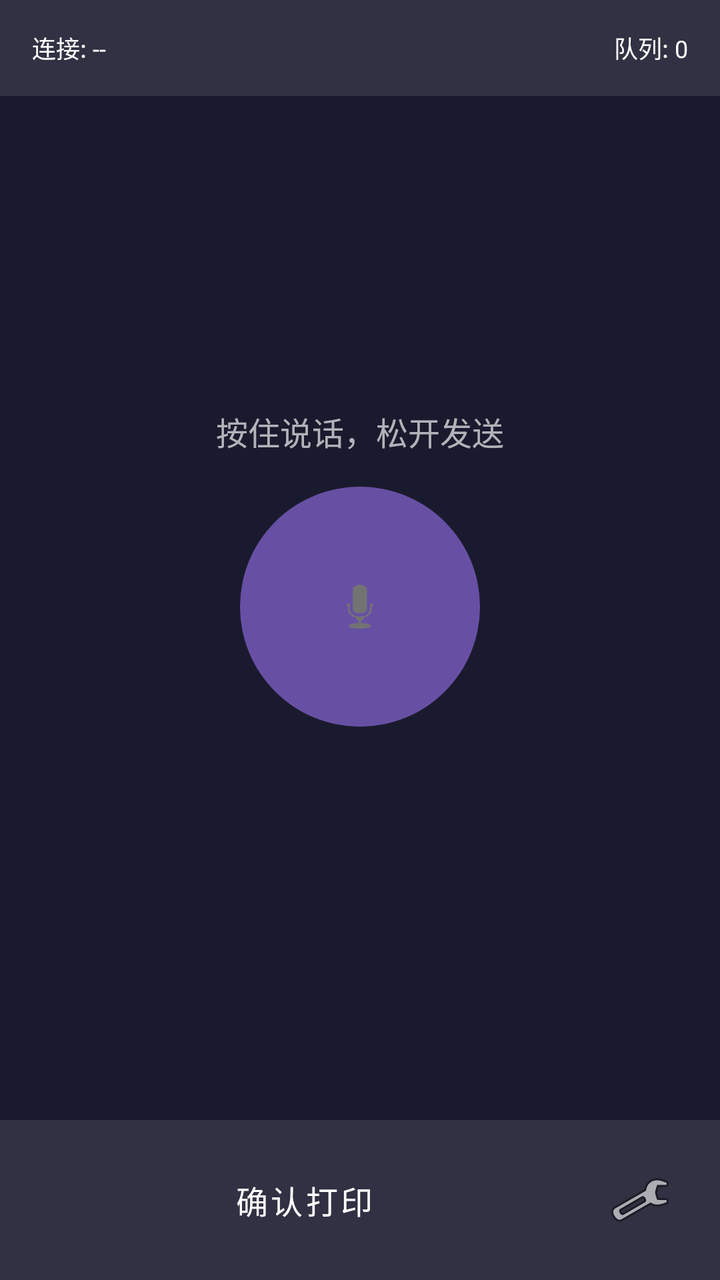
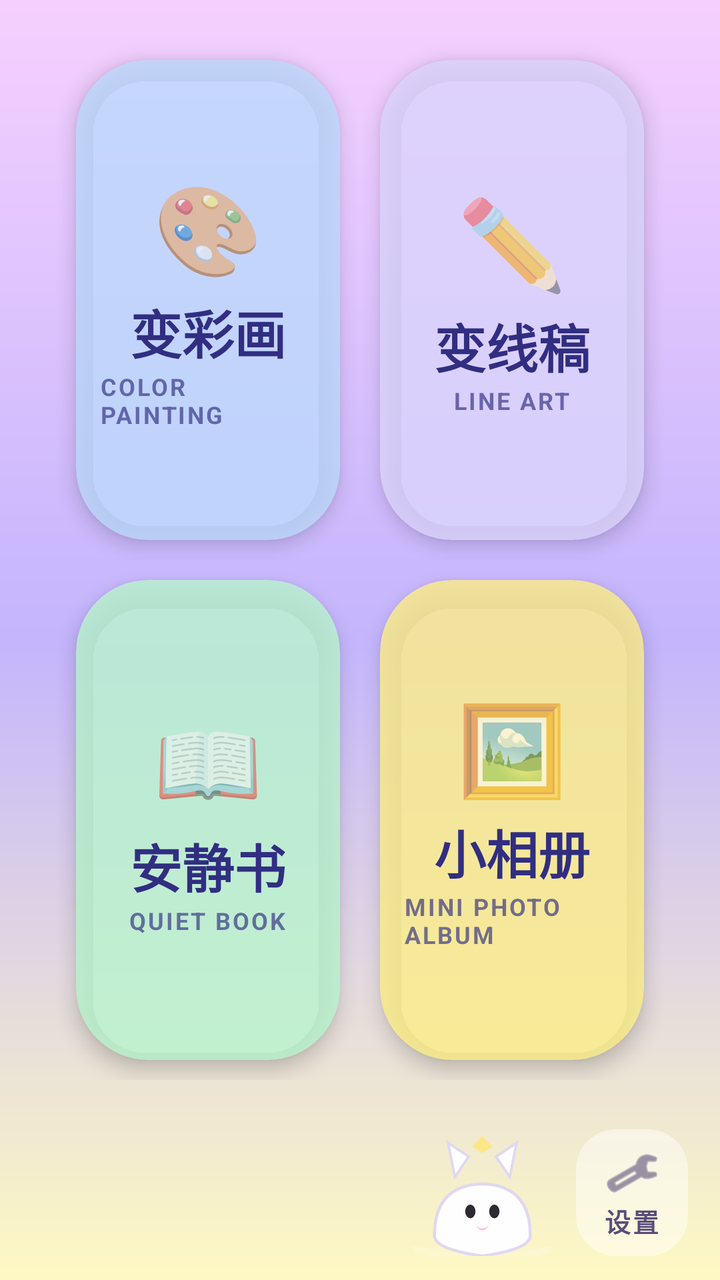

Two renders of the same Android screen: before a commit and after it. Below are the layout's source before the change and the commit's diff.
<!-- AndroidManifest.xml: application theme Theme.FancyPrint -->
<!-- res/layout/activity_main.xml -->
<?xml version="1.0" encoding="utf-8"?>
<FrameLayout
    xmlns:android="http://schemas.android.com/apk/res/android"
    android:layout_width="match_parent"
    android:layout_height="match_parent"
    android:keepScreenOn="true"
    android:background="#FF1A1A2E">

    
    <LinearLayout
        android:id="@+id/status_bar"
        android:layout_width="match_parent"
        android:layout_height="48dp"
        android:orientation="horizontal"
        android:gravity="center_vertical"
        android:paddingHorizontal="16dp"
        android:background="#1AFFFFFF">

        <TextView android:id="@+id/connection_status" android:layout_width="wrap_content" android:layout_height="wrap_content" android:text="连接: --" android:textColor="@android:color/white" android:textSize="12sp" />
        <Space android:layout_width="0dp" android:layout_height="1dp" android:layout_weight="1" />
        <TextView android:id="@+id/job_count" android:layout_width="wrap_content" android:layout_height="wrap_content" android:text="队列: 0" android:textColor="@android:color/white" android:textSize="12sp" />
    </LinearLayout>

    
    <LinearLayout
        android:id="@+id/voice_container"
        android:layout_width="match_parent"
        android:layout_height="match_parent"
        android:layout_marginTop="48dp"
        android:layout_marginBottom="80dp"
        android:orientation="vertical"
        android:gravity="center"
        android:visibility="visible">

        <TextView android:id="@+id/hint_text" android:layout_width="wrap_content" android:layout_height="wrap_content" android:text="按住说话，松开发送" android:textColor="#AAFFFFFF" android:textSize="16sp" android:layout_marginBottom="16dp" />
        <ImageButton android:id="@+id/ptt_button" android:layout_width="120dp" android:layout_height="120dp" android:src="@android:drawable/ic_btn_speak_now" android:background="@drawable/round_button_bg" android:contentDescription="@string/btn_ptt" android:scaleType="centerInside" android:padding="24dp" />
        <TextView android:id="@+id/status_text" android:layout_width="wrap_content" android:layout_height="wrap_content" android:text="" android:textColor="@android:color/white" android:textSize="18sp" android:layout_marginTop="16dp" />
    </LinearLayout>

    
    <LinearLayout
        android:id="@+id/generating_container"
        android:layout_width="match_parent"
        android:layout_height="match_parent"
        android:layout_marginTop="48dp"
        android:layout_marginBottom="80dp"
        android:orientation="vertical"
        android:gravity="center"
        android:visibility="gone">

        <ProgressBar android:id="@+id/generating_progress" style="?android:attr/progressBarStyleLarge" android:layout_width="64dp" android:layout_height="64dp" android:indeterminateTint="@android:color/holo_orange_light" />
        <TextView android:id="@+id/generating_text" android:layout_width="wrap_content" android:layout_height="wrap_content" android:text="🎨 AI 正在生成图片..." android:textColor="@android:color/white" android:textSize="18sp" android:layout_marginTop="16dp" />
        <Button android:id="@+id/cancel_gen_button" android:layout_width="120dp" android:layout_height="48dp" android:text="取消" android:textSize="16sp" android:layout_marginTop="24dp" />
    </LinearLayout>

    
    <FrameLayout
        android:id="@+id/preview_container"
        android:layout_width="match_parent"
        android:layout_height="match_parent"
        android:layout_marginTop="48dp"
        android:visibility="gone"
        android:background="#FF1A1A2E"
        android:elevation="4dp"
        android:clickable="true"
        android:focusable="true">

        <ImageView android:id="@+id/preview_image" android:layout_width="match_parent" android:layout_height="match_parent" android:scaleType="fitCenter" android:layout_margin="8dp" android:contentDescription="预览" />

        <TextView android:id="@+id/preview_transcript" android:layout_width="wrap_content" android:layout_height="wrap_content" android:textColor="#AAFFFFFF" android:textSize="14sp" android:layout_margin="8dp" android:layout_gravity="top|center_horizontal" android:background="#88000000" android:padding="4dp" />

        <LinearLayout android:layout_width="match_parent" android:layout_height="64dp" android:layout_gravity="bottom" android:orientation="horizontal" android:gravity="center" android:padding="8dp" android:background="#CC000000">
            <Button android:id="@+id/print_button" android:layout_width="0dp" android:layout_height="48dp" android:layout_weight="1" android:text="打印" android:textSize="16sp" android:layout_marginEnd="8dp" />
            <Button android:id="@+id/cancel_button" android:layout_width="0dp" android:layout_height="48dp" android:layout_weight="1" android:text="取消" android:textSize="16sp" />
        </LinearLayout>
    </FrameLayout>

    
    <LinearLayout
        android:id="@+id/bottom_bar"
        android:layout_width="match_parent"
        android:layout_height="80dp"
        android:layout_gravity="bottom"
        android:orientation="horizontal"
        android:gravity="center"
        android:padding="16dp"
        android:background="#1AFFFFFF">

        <Button android:id="@+id/print_confirm_button" style="@style/Widget.MaterialComponents.Button" android:layout_width="0dp" android:layout_height="48dp" android:layout_weight="1" android:layout_marginEnd="8dp" android:text="@string/btn_confirm" android:textSize="16sp" />
        <ImageButton android:id="@+id/settings_button" android:layout_width="48dp" android:layout_height="48dp" android:src="@android:drawable/ic_menu_manage" android:background="?attr/selectableItemBackgroundBorderless" android:contentDescription="@string/btn_settings" android:scaleType="centerInside" />
    </LinearLayout>

</FrameLayout>
<!-- resources referenced by this layout -->
<resources>
  <!-- drawable round_button_bg (drawable) -->
  <?xml version="1.0" encoding="utf-8"?>
  <selector xmlns:android="http://schemas.android.com/apk/res/android">
      <item android:state_pressed="true">
          <shape android:shape="oval">
              <solid android:color="#FF4A3B82" />
              <size android:width="120dp" android:height="120dp" />
          </shape>
      </item>
      <item>
          <shape android:shape="oval">
              <solid android:color="#FF6750A4" />
              <size android:width="120dp" android:height="120dp" />
          </shape>
      </item>
  </selector>
  <string name="btn_confirm">确认打印</string>
  <string name="btn_ptt">按住说话</string>
  <string name="btn_settings">设置</string>
  <!-- unchanged entries left out for length: 1 -->
</resources>

<!-- the commit's change to res/layout/activity_main.xml (unified diff, before → after) -->
@@ -1,6 +1,7 @@
 <?xml version="1.0" encoding="utf-8"?>
-<FrameLayout
-    xmlns:android="http://schemas.android.com/apk/res/android"
+
+<FrameLayout xmlns:android="http://schemas.android.com/apk/res/android"
+    xmlns:app="http://schemas.android.com/apk/res-auto"
     android:layout_width="match_parent"
     android:layout_height="match_parent"
     android:keepScreenOn="true"
@@ -13,12 +14,44 @@
         android:layout_height="48dp"
         android:orientation="horizontal"
         android:gravity="center_vertical"
-        android:paddingHorizontal="16dp"
+        android:paddingHorizontal="12dp"
+        android:visibility="gone"
         android:background="#1AFFFFFF">
 
-        <TextView android:id="@+id/connection_status" android:layout_width="wrap_content" android:layout_height="wrap_content" android:text="连接: --" android:textColor="@android:color/white" android:textSize="12sp" />
-        <Space android:layout_width="0dp" android:layout_height="1dp" android:layout_weight="1" />
-        <TextView android:id="@+id/job_count" android:layout_width="wrap_content" android:layout_height="wrap_content" android:text="队列: 0" android:textColor="@android:color/white" android:textSize="12sp" />
+        <Button
+            android:id="@+id/back_to_launcher"
+            style="@style/Widget.AppCompat.Button.Borderless"
+            android:layout_width="wrap_content"
+            android:layout_height="wrap_content"
+            android:minHeight="0dp"
+            android:minWidth="0dp"
+            android:paddingHorizontal="8dp"
+            android:paddingVertical="4dp"
+            android:text="@string/btn_home_back"
+            android:textAllCaps="false"
+            android:textColor="@android:color/white"
+            android:textSize="14sp" />
+
+        <TextView
+            android:id="@+id/connection_status"
+            android:layout_width="wrap_content"
+            android:layout_height="wrap_content"
+            android:text="连接: --"
+            android:textColor="@android:color/white"
+            android:textSize="12sp" />
+
+        <Space
+            android:layout_width="0dp"
+            android:layout_height="1dp"
+            android:layout_weight="1" />
+
+        <TextView
+            android:id="@+id/job_count"
+            android:layout_width="wrap_content"
+            android:layout_height="wrap_content"
+            android:text="队列: 0"
+            android:textColor="@android:color/white"
+            android:textSize="12sp" />
     </LinearLayout>
 
     
@@ -30,11 +63,35 @@
         android:layout_marginBottom="80dp"
         android:orientation="vertical"
         android:gravity="center"
-        android:visibility="visible">
-
-        <TextView android:id="@+id/hint_text" android:layout_width="wrap_content" android:layout_height="wrap_content" android:text="按住说话，松开发送" android:textColor="#AAFFFFFF" android:textSize="16sp" android:layout_marginBottom="16dp" />
-        <ImageButton android:id="@+id/ptt_button" android:layout_width="120dp" android:layout_height="120dp" android:src="@android:drawable/ic_btn_speak_now" android:background="@drawable/round_button_bg" android:contentDescription="@string/btn_ptt" android:scaleType="centerInside" android:padding="24dp" />
-        <TextView android:id="@+id/status_text" android:layout_width="wrap_content" android:layout_height="wrap_content" android:text="" android:textColor="@android:color/white" android:textSize="18sp" android:layout_marginTop="16dp" />
+        android:visibility="gone">
+
+        <TextView
+            android:id="@+id/hint_text"
+            android:layout_width="wrap_content"
+            android:layout_height="wrap_content"
+            android:layout_marginBottom="16dp"
+            android:text="@string/hint_ptt_default"
+            android:textColor="#AAFFFFFF"
+            android:textSize="16sp" />
+
+        <ImageButton
+            android:id="@+id/ptt_button"
+            android:layout_width="120dp"
+            android:layout_height="120dp"
+            android:background="@drawable/round_button_bg"
+            android:contentDescription="@string/btn_ptt"
+            android:padding="24dp"
+            android:scaleType="centerInside"
+            android:src="@android:drawable/ic_btn_speak_now" />
+
+        <TextView
+            android:id="@+id/status_text"
+            android:layout_width="wrap_content"
+            android:layout_height="wrap_content"
+            android:layout_marginTop="16dp"
+            android:text=""
+            android:textColor="@android:color/white"
+            android:textSize="18sp" />
     </LinearLayout>
 
     
@@ -44,13 +101,33 @@
         android:layout_height="match_parent"
         android:layout_marginTop="48dp"
         android:layout_marginBottom="80dp"
+        android:gravity="center"
         android:orientation="vertical"
-        android:gravity="center"
         android:visibility="gone">
 
-        <ProgressBar android:id="@+id/generating_progress" style="?android:attr/progressBarStyleLarge" android:layout_width="64dp" android:layout_height="64dp" android:indeterminateTint="@android:color/holo_orange_light" />
-        <TextView android:id="@+id/generating_text" android:layout_width="wrap_content" android:layout_height="wrap_content" android:text="🎨 AI 正在生成图片..." android:textColor="@android:color/white" android:textSize="18sp" android:layout_marginTop="16dp" />
-        <Button android:id="@+id/cancel_gen_button" android:layout_width="120dp" android:layout_height="48dp" android:text="取消" android:textSize="16sp" android:layout_marginTop="24dp" />
+        <ProgressBar
+            android:id="@+id/generating_progress"
+            style="?android:attr/progressBarStyleLarge"
+            android:layout_width="64dp"
+            android:layout_height="64dp"
+            android:indeterminateTint="@android:color/holo_orange_light" />
+
+        <TextView
+            android:id="@+id/generating_text"
+            android:layout_width="wrap_content"
+            android:layout_height="wrap_content"
+            android:layout_marginTop="16dp"
+            android:text="🎨 AI 正在生成图片..."
+            android:textColor="@android:color/white"
+            android:textSize="18sp" />
+
+        <Button
+            android:id="@+id/cancel_gen_button"
+            android:layout_width="120dp"
+            android:layout_height="48dp"
+            android:layout_marginTop="24dp"
+            android:text="@string/btn_cancel"
+            android:textSize="16sp" />
     </LinearLayout>
 
     
@@ -59,19 +136,56 @@
         android:layout_width="match_parent"
         android:layout_height="match_parent"
         android:layout_marginTop="48dp"
-        android:visibility="gone"
         android:background="#FF1A1A2E"
+        android:clickable="true"
         android:elevation="4dp"
-        android:clickable="true"
-        android:focusable="true">
-
-        <ImageView android:id="@+id/preview_image" android:layout_width="match_parent" android:layout_height="match_parent" android:scaleType="fitCenter" android:layout_margin="8dp" android:contentDescription="预览" />
-
-        <TextView android:id="@+id/preview_transcript" android:layout_width="wrap_content" android:layout_height="wrap_content" android:textColor="#AAFFFFFF" android:textSize="14sp" android:layout_margin="8dp" android:layout_gravity="top|center_horizontal" android:background="#88000000" android:padding="4dp" />
-
-        <LinearLayout android:layout_width="match_parent" android:layout_height="64dp" android:layout_gravity="bottom" android:orientation="horizontal" android:gravity="center" android:padding="8dp" android:background="#CC000000">
-            <Button android:id="@+id/print_button" android:layout_width="0dp" android:layout_height="48dp" android:layout_weight="1" android:text="打印" android:textSize="16sp" android:layout_marginEnd="8dp" />
-            <Button android:id="@+id/cancel_button" android:layout_width="0dp" android:layout_height="48dp" android:layout_weight="1" android:text="取消" android:textSize="16sp" />
+        android:focusable="true"
+        android:visibility="gone">
+
+        <ImageView
+            android:id="@+id/preview_image"
+            android:layout_width="match_parent"
+            android:layout_height="match_parent"
+            android:layout_margin="8dp"
+            android:contentDescription="预览"
+            android:scaleType="fitCenter" />
+
+        <TextView
+            android:id="@+id/preview_transcript"
+            android:layout_width="wrap_content"
+            android:layout_height="wrap_content"
+            android:layout_gravity="top|center_horizontal"
+            android:layout_margin="8dp"
+            android:background="#88000000"
+            android:padding="4dp"
+            android:textColor="#AAFFFFFF"
+            android:textSize="14sp" />
+
+        <LinearLayout
+            android:layout_width="match_parent"
+            android:layout_height="64dp"
+            android:layout_gravity="bottom"
+            android:background="#CC000000"
+            android:gravity="center"
+            android:orientation="horizontal"
+            android:padding="8dp">
+
+            <Button
+                android:id="@+id/print_button"
+                android:layout_width="0dp"
+                android:layout_height="48dp"
+                android:layout_marginEnd="8dp"
+                android:layout_weight="1"
+                android:text="@string/btn_confirm_print"
+                android:textSize="16sp" />
+
+            <Button
+                android:id="@+id/cancel_button"
+                android:layout_width="0dp"
+                android:layout_height="48dp"
+                android:layout_weight="1"
+                android:text="@string/btn_cancel"
+                android:textSize="16sp" />
         </LinearLayout>
     </FrameLayout>
 
@@ -81,13 +195,308 @@
         android:layout_width="match_parent"
         android:layout_height="80dp"
         android:layout_gravity="bottom"
+        android:background="#1AFFFFFF"
+        android:gravity="center"
         android:orientation="horizontal"
-        android:gravity="center"
         android:padding="16dp"
-        android:background="#1AFFFFFF">
-
-        <Button android:id="@+id/print_confirm_button" style="@style/Widget.MaterialComponents.Button" android:layout_width="0dp" android:layout_height="48dp" android:layout_weight="1" android:layout_marginEnd="8dp" android:text="@string/btn_confirm" android:textSize="16sp" />
-        <ImageButton android:id="@+id/settings_button" android:layout_width="48dp" android:layout_height="48dp" android:src="@android:drawable/ic_menu_manage" android:background="?attr/selectableItemBackgroundBorderless" android:contentDescription="@string/btn_settings" android:scaleType="centerInside" />
+        android:visibility="gone">
+
+        <Button
+            android:id="@+id/print_confirm_button"
+            style="@style/Widget.MaterialComponents.Button"
+            android:layout_width="0dp"
+            android:layout_height="48dp"
+            android:layout_marginEnd="8dp"
+            android:layout_weight="1"
+            android:text="@string/btn_confirm"
+            android:textSize="16sp" />
+
+        <ImageButton
+            android:id="@+id/settings_button"
+            android:layout_width="48dp"
+            android:layout_height="48dp"
+            android:background="?attr/selectableItemBackgroundBorderless"
+            android:contentDescription="@string/btn_settings"
+            android:scaleType="centerInside"
+            android:src="@android:drawable/ic_menu_manage" />
     </LinearLayout>
 
+    
+    <androidx.constraintlayout.widget.ConstraintLayout
+        android:id="@+id/launcher_container"
+        android:layout_width="match_parent"
+        android:layout_height="match_parent"
+        android:background="@drawable/home_launcher_bg"
+        android:clickable="true"
+        android:focusable="true"
+        android:visibility="visible">
+
+        <LinearLayout
+            android:id="@+id/launcher_grid"
+            android:layout_width="0dp"
+            android:layout_height="0dp"
+            android:gravity="center"
+            android:orientation="vertical"
+            android:paddingStart="28dp"
+            android:paddingTop="20dp"
+            android:paddingEnd="28dp"
+            android:paddingBottom="100dp"
+            app:layout_constraintBottom_toBottomOf="parent"
+            app:layout_constraintEnd_toEndOf="parent"
+            app:layout_constraintStart_toStartOf="parent"
+            app:layout_constraintTop_toTopOf="parent">
+
+            <LinearLayout
+                android:layout_width="match_parent"
+                android:layout_height="0dp"
+                android:layout_weight="1"
+                android:gravity="center"
+                android:orientation="horizontal">
+
+                <com.google.android.material.card.MaterialCardView
+                    android:id="@+id/launcher_card_paint"
+                    android:layout_width="0dp"
+                    android:layout_height="match_parent"
+                    android:layout_margin="10dp"
+                    android:layout_weight="1"
+                    android:clickable="true"
+                    android:focusable="true"
+                    app:cardBackgroundColor="#CCBFDBFE"
+                    app:cardCornerRadius="36dp"
+                    app:cardElevation="6dp"
+                    app:rippleColor="#66FFFFFF">
+
+                    <LinearLayout
+                        android:layout_width="match_parent"
+                        android:layout_height="match_parent"
+                        android:gravity="center"
+                        android:orientation="vertical"
+                        android:padding="12dp">
+
+                        <TextView
+                            android:layout_width="wrap_content"
+                            android:layout_height="wrap_content"
+                            android:text="🎨"
+                            android:textSize="44sp" />
+
+                        <TextView
+                            android:layout_width="wrap_content"
+                            android:layout_height="wrap_content"
+                            android:layout_marginTop="4dp"
+                            android:text="@string/launcher_paint_zh"
+                            android:textColor="#FF312E81"
+                            android:textSize="26sp"
+                            android:textStyle="bold" />
+
+                        <TextView
+                            android:layout_width="wrap_content"
+                            android:layout_height="wrap_content"
+                            android:letterSpacing="0.08"
+                            android:text="@string/launcher_paint_en"
+                            android:textColor="#AA312E81"
+                            android:textSize="12sp"
+                            android:textStyle="bold" />
+                    </LinearLayout>
+                </com.google.android.material.card.MaterialCardView>
+
+                <com.google.android.material.card.MaterialCardView
+                    android:id="@+id/launcher_card_lineart"
+                    android:layout_width="0dp"
+                    android:layout_height="match_parent"
+                    android:layout_margin="10dp"
+                    android:layout_weight="1"
+                    android:clickable="true"
+                    android:focusable="true"
+                    app:cardBackgroundColor="#CCDDD6FE"
+                    app:cardCornerRadius="36dp"
+                    app:cardElevation="6dp"
+                    app:rippleColor="#66FFFFFF">
+
+                    <LinearLayout
+                        android:layout_width="match_parent"
+                        android:layout_height="match_parent"
+                        android:gravity="center"
+                        android:orientation="vertical"
+                        android:padding="12dp">
+
+                        <TextView
+                            android:layout_width="wrap_content"
+                            android:layout_height="wrap_content"
+                            android:text="✏️"
+                            android:textSize="44sp" />
+
+                        <TextView
+                            android:layout_width="wrap_content"
+                            android:layout_height="wrap_content"
+                            android:layout_marginTop="4dp"
+                            android:text="@string/launcher_lineart_zh"
+                            android:textColor="#FF312E81"
+                            android:textSize="26sp"
+                            android:textStyle="bold" />
+
+                        <TextView
+                            android:layout_width="wrap_content"
+                            android:layout_height="wrap_content"
+                            android:letterSpacing="0.08"
+                            android:text="@string/launcher_lineart_en"
+                            android:textColor="#AA312E81"
+                            android:textSize="12sp"
+                            android:textStyle="bold" />
+                    </LinearLayout>
+                </com.google.android.material.card.MaterialCardView>
+            </LinearLayout>
+
+            <LinearLayout
+                android:layout_width="match_parent"
+                android:layout_height="0dp"
+                android:layout_weight="1"
+                android:gravity="center"
+                android:orientation="horizontal">
+
+                <com.google.android.material.card.MaterialCardView
+                    android:id="@+id/launcher_card_quiet"
+                    android:layout_width="0dp"
+                    android:layout_height="match_parent"
+                    android:layout_margin="10dp"
+                    android:layout_weight="1"
+                    android:clickable="true"
+                    android:focusable="true"
+                    app:cardBackgroundColor="#CCBBF7D0"
+                    app:cardCornerRadius="36dp"
+                    app:cardElevation="6dp"
+                    app:rippleColor="#66FFFFFF">
+
+                    <LinearLayout
+                        android:layout_width="match_parent"
+                        android:layout_height="match_parent"
+                        android:gravity="center"
+                        android:orientation="vertical"
+                        android:padding="12dp">
+
+                        <TextView
+                            android:layout_width="wrap_content"
+                            android:layout_height="wrap_content"
+                            android:text="📖"
+                            android:textSize="44sp" />
+
+                        <TextView
+                            android:layout_width="wrap_content"
+                            android:layout_height="wrap_content"
+                            android:layout_marginTop="4dp"
+                            android:text="@string/launcher_quiet_zh"
+                            android:textColor="#FF312E81"
+                            android:textSize="26sp"
+                            android:textStyle="bold" />
+
+                        <TextView
+                            android:layout_width="wrap_content"
+                            android:layout_height="wrap_content"
+                            android:letterSpacing="0.08"
+                            android:text="@string/launcher_quiet_en"
+                            android:textColor="#AA312E81"
+                            android:textSize="12sp"
+                            android:textStyle="bold" />
+                    </LinearLayout>
+                </com.google.android.material.card.MaterialCardView>
+
+                <com.google.android.material.card.MaterialCardView
+                    android:id="@+id/launcher_card_album"
+                    android:layout_width="0dp"
+                    android:layout_height="match_parent"
+                    android:layout_margin="10dp"
+                    android:layout_weight="1"
+                    android:clickable="true"
+                    android:focusable="true"
+                    app:cardBackgroundColor="#CCFEF08A"
+                    app:cardCornerRadius="36dp"
+                    app:cardElevation="6dp"
+                    app:rippleColor="#66FFFFFF">
+
+                    <LinearLayout
+                        android:layout_width="match_parent"
+                        android:layout_height="match_parent"
+                        android:gravity="center"
+                        android:orientation="vertical"
+                        android:padding="12dp">
+
+                        <TextView
+                            android:layout_width="wrap_content"
+                            android:layout_height="wrap_content"
+                            android:text="🖼️"
+                            android:textSize="44sp" />
+
+                        <TextView
+                            android:layout_width="wrap_content"
+                            android:layout_height="wrap_content"
+                            android:layout_marginTop="4dp"
+                            android:text="@string/launcher_album_zh"
+                            android:textColor="#FF312E81"
+                            android:textSize="26sp"
+                            android:textStyle="bold" />
+
+                        <TextView
+                            android:layout_width="wrap_content"
+                            android:layout_height="wrap_content"
+                            android:letterSpacing="0.08"
+                            android:text="@string/launcher_album_en"
+                            android:textColor="#AA312E81"
+                            android:textSize="12sp"
+                            android:textStyle="bold" />
+                    </LinearLayout>
+                </com.google.android.material.card.MaterialCardView>
+            </LinearLayout>
+        </LinearLayout>
+
+        <LinearLayout
+            android:id="@+id/launcher_footer"
+            android:layout_width="wrap_content"
+            android:layout_height="wrap_content"
+            android:gravity="bottom|end"
+            android:orientation="horizontal"
+            android:paddingEnd="16dp"
+            android:paddingBottom="12dp"
+            app:layout_constraintBottom_toBottomOf="parent"
+            app:layout_constraintEnd_toEndOf="parent">
+
+            <ImageView
+                android:layout_width="88dp"
+                android:layout_height="72dp"
+                android:layout_marginEnd="4dp"
+                android:contentDescription="@null"
+                android:importantForAccessibility="no"
+                android:scaleType="fitEnd"
+                android:src="@drawable/ic_home_rabbit_peek" />
+
+            <LinearLayout
+                android:id="@+id/launcher_settings_btn"
+                android:layout_width="wrap_content"
+                android:layout_height="wrap_content"
+                android:background="@drawable/home_settings_pill_bg"
+                android:clickable="true"
+                android:focusable="true"
+                android:gravity="center"
+                android:orientation="vertical"
+                android:paddingHorizontal="14dp"
+                android:paddingVertical="8dp">
+
+                <ImageView
+                    android:layout_width="28dp"
+                    android:layout_height="28dp"
+                    android:contentDescription="@null"
+                    android:importantForAccessibility="no"
+                    android:src="@android:drawable/ic_menu_manage"
+                    android:tint="#FF5B4D7A" />
+
+                <TextView
+                    android:layout_width="wrap_content"
+                    android:layout_height="wrap_content"
+                    android:letterSpacing="0.06"
+                    android:text="@string/btn_settings"
+                    android:textColor="#FF5B4D7A"
+                    android:textSize="13sp"
+                    android:textStyle="bold" />
+            </LinearLayout>
+        </LinearLayout>
+    </androidx.constraintlayout.widget.ConstraintLayout>
+
 </FrameLayout>
<!-- resource entries referenced after the edit -->
@@ -1,7 +1,67 @@
 <!-- resources referenced by this layout -->
 <resources>
+  <!-- drawable home_launcher_bg (drawable) -->
+  <?xml version="1.0" encoding="utf-8"?>
+  
+  <shape xmlns:android="http://schemas.android.com/apk/res/android"
+      android:shape="rectangle">
+      <gradient
+          android:angle="165"
+          android:startColor="#FFF5D0FE"
+          android:centerColor="#FFC4B5FD"
+          android:endColor="#FFFEF9C3"
+          android:type="linear" />
+  </shape>
+  <!-- drawable home_settings_pill_bg (drawable) -->
+  <?xml version="1.0" encoding="utf-8"?>
+  
+  <shape xmlns:android="http://schemas.android.com/apk/res/android"
+      android:shape="rectangle">
+      <solid android:color="#73FFFFFF" />
+      <corners android:radius="20dp" />
+  </shape>
+  <!-- drawable ic_home_rabbit_peek (drawable) -->
+  <?xml version="1.0" encoding="utf-8"?>
+  
+  <vector xmlns:android="http://schemas.android.com/apk/res/android"
+      android:width="100dp"
+      android:height="84dp"
+      android:viewportWidth="100"
+      android:viewportHeight="84">
+      <path
+          android:fillColor="#33FFFFFF"
+          android:pathData="M10,78 Q50,88 90,78 L90,82 Q50,92 10,82 Z" />
+      <path
+          android:fillColor="#FFFEFEFE"
+          android:strokeColor="#FFE0D8F0"
+          android:strokeWidth="1.8"
+          android:pathData="M22,72 Q22,50 38,44 Q50,40 62,44 Q78,50 78,72 Q78,80 50,84 Q22,80 22,72 Z" />
+      <path
+          android:fillColor="#FFFEFEFE"
+          android:strokeColor="#FFE0D8F0"
+          android:strokeWidth="1.5"
+          android:pathData="M34,38 L30,18 L42,26 Z" />
+      <path
+          android:fillColor="#FFFEFEFE"
+          android:strokeColor="#FFE0D8F0"
+          android:strokeWidth="1.5"
+          android:pathData="M66,38 L70,18 L58,26 Z" />
+      <path
+          android:fillColor="#FF2D2A32"
+          android:pathData="M40,58 a3,4 0 1,0 6,0 a3,4 0 1,0 -6,0" />
+      <path
+          android:fillColor="#FF2D2A32"
+          android:pathData="M54,58 a3,4 0 1,0 6,0 a3,4 0 1,0 -6,0" />
+      <path
+          android:fillColor="#FFFFB7C5"
+          android:pathData="M46,66 Q50,70 54,66 Q50,72 46,66" />
+      <path
+          android:fillColor="#FFFDE68A"
+          android:pathData="M44,20 L50,14 L56,20 L50,24 Z" />
+  </vector>
   <!-- drawable round_button_bg (drawable) -->
   <?xml version="1.0" encoding="utf-8"?>
+  
   <selector xmlns:android="http://schemas.android.com/apk/res/android">
       <item android:state_pressed="true">
           <shape android:shape="oval">
@@ -16,9 +76,21 @@
           </shape>
       </item>
   </selector>
+  <string name="btn_cancel">取消</string>
   <string name="btn_confirm">确认打印</string>
+  <string name="btn_confirm_print">打印</string>
+  <string name="btn_home_back">← 主页</string>
   <string name="btn_ptt">按住说话</string>
   <string name="btn_settings">设置</string>
+  <string name="hint_ptt_default">按住说话，松开发送</string>
+  <string name="launcher_album_en">MINI PHOTO ALBUM</string>
+  <string name="launcher_album_zh">小相册</string>
+  <string name="launcher_lineart_en">LINE ART</string>
+  <string name="launcher_lineart_zh">变线稿</string>
+  <string name="launcher_paint_en">COLOR PAINTING</string>
+  <string name="launcher_paint_zh">变彩画</string>
+  <string name="launcher_quiet_en">QUIET BOOK</string>
+  <string name="launcher_quiet_zh">安静书</string>
   <!-- unchanged entries left out for length: 1 -->
 </resources>
 
